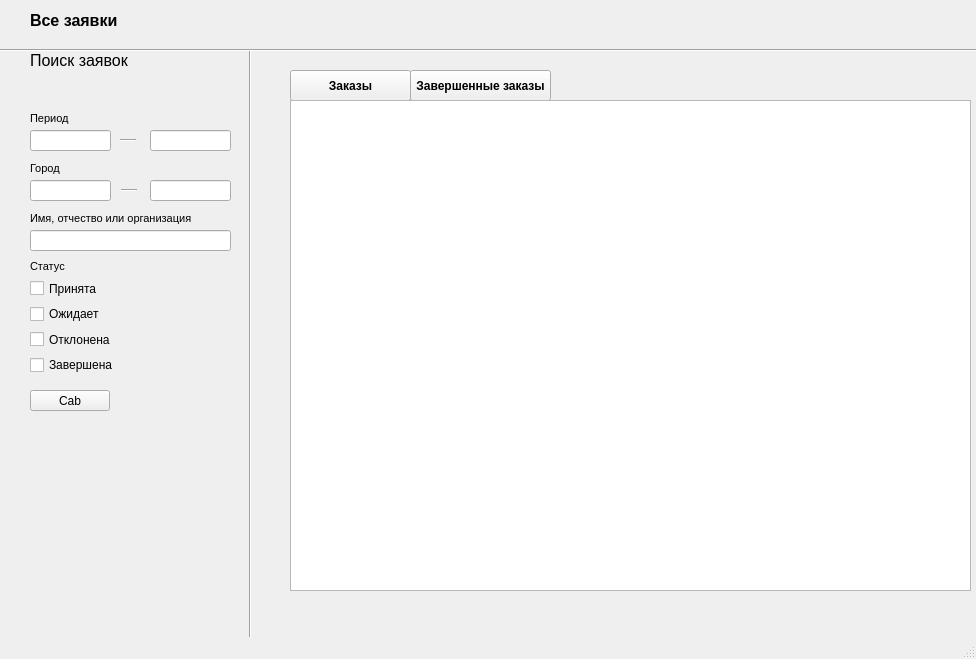
The window that lib/clientmainwindow.ui (akosleepe/Project) describes before a commit, drawn with Qt 5.
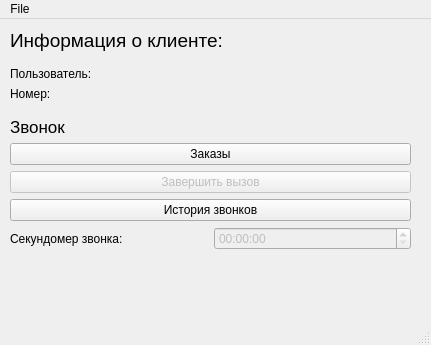
The same window after the commit.

Diff of the .ui file:
```diff
--- a/lib/clientmainwindow.ui
+++ b/lib/clientmainwindow.ui
@@ -6,353 +6,174 @@
    <rect>
     <x>0</x>
     <y>0</y>
-    <width>976</width>
-    <height>659</height>
+    <width>431</width>
+    <height>345</height>
    </rect>
   </property>
   <property name="windowTitle">
    <string>MainWindow</string>
   </property>
   <widget class="QWidget" name="centralwidget">
-   <widget class="QLabel" name="label_2">
+   <widget class="QWidget" name="gridLayoutWidget">
     <property name="geometry">
      <rect>
-      <x>30</x>
-      <y>40</y>
-      <width>131</width>
-      <height>41</height>
+      <x>10</x>
+      <y>10</y>
+      <width>401</width>
+      <height>221</height>
      </rect>
     </property>
-    <property name="font">
-     <font>
-      <pointsize>12</pointsize>
-      <weight>50</weight>
-      <bold>false</bold>
-     </font>
-    </property>
-    <property name="text">
-     <string>Поиск заявок</string>
-    </property>
-   </widget>
-   <widget class="QPushButton" name="pushButton">
-    <property name="geometry">
-     <rect>
-      <x>290</x>
-      <y>70</y>
-      <width>121</width>
-      <height>31</height>
-     </rect>
-    </property>
-    <property name="font">
-     <font>
-      <weight>75</weight>
-      <bold>true</bold>
-     </font>
-    </property>
-    <property name="text">
-     <string>Заказы</string>
-    </property>
-   </widget>
-   <widget class="QLineEdit" name="lineEdit_6">
-    <property name="geometry">
-     <rect>
-      <x>30</x>
-      <y>230</y>
-      <width>201</width>
-      <height>21</height>
-     </rect>
-    </property>
-   </widget>
-   <widget class="Line" name="line_2">
-    <property name="geometry">
-     <rect>
-      <x>240</x>
-      <y>50</y>
-      <width>20</width>
-      <height>601</height>
-     </rect>
-    </property>
-    <property name="orientation">
-     <enum>Qt::Vertical</enum>
-    </property>
-   </widget>
-   <widget class="Line" name="line">
-    <property name="geometry">
-     <rect>
-      <x>0</x>
-      <y>40</y>
-      <width>1011</width>
-      <height>20</height>
-     </rect>
-    </property>
-    <property name="orientation">
-     <enum>Qt::Horizontal</enum>
-    </property>
-   </widget>
-   <widget class="QLabel" name="label_4">
-    <property name="geometry">
-     <rect>
-      <x>30</x>
-      <y>160</y>
-      <width>131</width>
-      <height>16</height>
-     </rect>
-    </property>
-    <property name="font">
-     <font>
-      <pointsize>8</pointsize>
-      <weight>50</weight>
-      <bold>false</bold>
-     </font>
-    </property>
-    <property name="text">
-     <string>Город</string>
-    </property>
-   </widget>
-   <widget class="Line" name="line_4">
-    <property name="geometry">
-     <rect>
-      <x>121</x>
-      <y>180</y>
-      <width>16</width>
-      <height>20</height>
-     </rect>
-    </property>
-    <property name="font">
-     <font>
-      <weight>50</weight>
-      <bold>false</bold>
-     </font>
-    </property>
-    <property name="orientation">
-     <enum>Qt::Horizontal</enum>
-    </property>
-   </widget>
-   <widget class="QLabel" name="label_3">
-    <property name="geometry">
-     <rect>
-      <x>30</x>
-      <y>210</y>
-      <width>201</width>
-      <height>16</height>
-     </rect>
-    </property>
-    <property name="font">
-     <font>
-      <pointsize>8</pointsize>
-      <weight>50</weight>
-      <bold>false</bold>
-     </font>
-    </property>
-    <property name="text">
-     <string>Имя, отчество или организация</string>
-    </property>
-   </widget>
-   <widget class="QLineEdit" name="lineEdit">
-    <property name="geometry">
-     <rect>
-      <x>30</x>
-      <y>130</y>
-      <width>81</width>
-      <height>21</height>
-     </rect>
-    </property>
-   </widget>
-   <widget class="QLabel" name="label_5">
-    <property name="geometry">
-     <rect>
-      <x>30</x>
-      <y>110</y>
-      <width>131</width>
-      <height>16</height>
-     </rect>
-    </property>
-    <property name="font">
-     <font>
-      <pointsize>8</pointsize>
-      <weight>50</weight>
-      <bold>false</bold>
-     </font>
-    </property>
-    <property name="text">
-     <string>Период</string>
-    </property>
-   </widget>
-   <widget class="QLabel" name="label">
-    <property name="geometry">
-     <rect>
-      <x>30</x>
-      <y>0</y>
-      <width>131</width>
-      <height>41</height>
-     </rect>
-    </property>
-    <property name="font">
-     <font>
-      <pointsize>12</pointsize>
-      <weight>75</weight>
-      <bold>true</bold>
-     </font>
-    </property>
-    <property name="text">
-     <string>Все заявки</string>
-    </property>
-   </widget>
-   <widget class="QLineEdit" name="lineEdit_3">
-    <property name="geometry">
-     <rect>
-      <x>150</x>
-      <y>180</y>
-      <width>81</width>
-      <height>21</height>
-     </rect>
-    </property>
-   </widget>
-   <widget class="QLineEdit" name="lineEdit_4">
-    <property name="geometry">
-     <rect>
-      <x>30</x>
-      <y>180</y>
-      <width>81</width>
-      <height>21</height>
-     </rect>
-    </property>
-   </widget>
-   <widget class="Line" name="line_3">
-    <property name="geometry">
-     <rect>
-      <x>120</x>
-      <y>130</y>
-      <width>16</width>
-      <height>20</height>
-     </rect>
-    </property>
-    <property name="font">
-     <font>
-      <weight>50</weight>
-      <bold>false</bold>
-     </font>
-    </property>
-    <property name="orientation">
-     <enum>Qt::Horizontal</enum>
-    </property>
-   </widget>
-   <widget class="QPushButton" name="pushButton_2">
-    <property name="geometry">
-     <rect>
-      <x>410</x>
-      <y>70</y>
-      <width>141</width>
-      <height>31</height>
-     </rect>
-    </property>
-    <property name="font">
-     <font>
-      <weight>75</weight>
-      <bold>true</bold>
-     </font>
-    </property>
-    <property name="text">
-     <string>Завершенные заказы</string>
-    </property>
-   </widget>
-   <widget class="QPushButton" name="pushButton_3">
-    <property name="geometry">
-     <rect>
-      <x>30</x>
-      <y>390</y>
-      <width>80</width>
-      <height>21</height>
-     </rect>
-    </property>
-    <property name="text">
-     <string>Cab</string>
-    </property>
-   </widget>
-   <widget class="QLineEdit" name="lineEdit_2">
-    <property name="geometry">
-     <rect>
-      <x>150</x>
-      <y>130</y>
-      <width>81</width>
-      <height>21</height>
-     </rect>
-    </property>
-   </widget>
-   <widget class="QWidget" name="layoutWidget">
-    <property name="geometry">
-     <rect>
-      <x>30</x>
-      <y>260</y>
-      <width>83</width>
-      <height>115</height>
-     </rect>
-    </property>
-    <layout class="QVBoxLayout" name="verticalLayout_3">
-     <item>
-      <widget class="QLabel" name="label_8">
+    <layout class="QGridLayout" name="gridLayout">
+     <item row="2" column="1">
+      <widget class="QLabel" name="nameUser">
+       <property name="text">
+        <string/>
+       </property>
+      </widget>
+     </item>
+     <item row="9" column="0">
+      <widget class="QLabel" name="label_5">
+       <property name="layoutDirection">
+        <enum>Qt::LeftToRight</enum>
+       </property>
+       <property name="text">
+        <string>Секундомер звонка:</string>
+       </property>
+      </widget>
+     </item>
+     <item row="1" column="0">
+      <spacer name="verticalSpacer">
+       <property name="orientation">
+        <enum>Qt::Vertical</enum>
+       </property>
+       <property name="sizeHint" stdset="0">
+        <size>
+         <width>20</width>
+         <height>40</height>
+        </size>
+       </property>
+      </spacer>
+     </item>
+     <item row="9" column="1">
+      <widget class="QTimeEdit" name="callTimeEdit">
+       <property name="enabled">
+        <bool>false</bool>
+       </property>
+       <property name="displayFormat">
+        <string>HH:mm:ss</string>
+       </property>
+      </widget>
+     </item>
+     <item row="3" column="0">
+      <widget class="QLabel" name="numLabel">
+       <property name="text">
+        <string>Номер:</string>
+       </property>
+      </widget>
+     </item>
+     <item row="7" column="0" colspan="2">
+      <widget class="QPushButton" name="endCallButton">
+       <property name="enabled">
+        <bool>false</bool>
+       </property>
+       <property name="styleSheet">
+        <string notr="true"/>
+       </property>
+       <property name="text">
+        <string>Завершить вызов</string>
+       </property>
+      </widget>
+     </item>
+     <item row="3" column="1">
+      <widget class="QLabel" name="numberUser">
+       <property name="text">
+        <string/>
+       </property>
+      </widget>
+     </item>
+     <item row="5" column="0" colspan="2">
+      <widget class="QLabel" name="label_2">
        <property name="font">
         <font>
-         <pointsize>8</pointsize>
-         <weight>50</weight>
-         <bold>false</bold>
+         <pointsize>13</pointsize>
         </font>
        </property>
        <property name="text">
-        <string>Статус</string>
+        <string>Звонок</string>
        </property>
       </widget>
      </item>
-     <item>
-      <widget class="QCheckBox" name="checkBox_9">
+     <item row="8" column="0" colspan="2">
+      <widget class="QPushButton" name="callHistoryButton">
+       <property name="enabled">
+        <bool>true</bool>
+       </property>
        <property name="text">
-        <string>Принята</string>
+        <string>История звонков</string>
        </property>
       </widget>
      </item>
-     <item>
-      <widget class="QCheckBox" name="checkBox_10">
+     <item row="0" column="0" colspan="2">
+      <widget class="QLabel" name="label">
+       <property name="font">
+        <font>
+         <pointsize>14</pointsize>
+        </font>
+       </property>
        <property name="text">
-        <string>Ожидает</string>
+        <string>Информация о клиенте:</string>
        </property>
       </widget>
      </item>
-     <item>
-      <widget class="QCheckBox" name="checkBox_11">
+     <item row="4" column="0">
+      <spacer name="verticalSpacer_2">
+       <property name="orientation">
+        <enum>Qt::Vertical</enum>
+       </property>
+       <property name="sizeHint" stdset="0">
+        <size>
+         <width>20</width>
+         <height>40</height>
+        </size>
+       </property>
+      </spacer>
+     </item>
+     <item row="2" column="0">
+      <widget class="QLabel" name="userLabel">
        <property name="text">
-        <string>Отклонена</string>
+        <string>Пользователь:</string>
        </property>
       </widget>
      </item>
-     <item>
-      <widget class="QCheckBox" name="checkBox_12">
+     <item row="6" column="0" colspan="2">
+      <widget class="QPushButton" name="routeHistoryButton">
+       <property name="styleSheet">
+        <string notr="true"/>
+       </property>
        <property name="text">
-        <string>Завершена</string>
+        <string>Заказы</string>
        </property>
       </widget>
      </item>
     </layout>
    </widget>
-   <widget class="QListView" name="listView">
-    <property name="geometry">
-     <rect>
-      <x>290</x>
-      <y>100</y>
-      <width>681</width>
-      <height>491</height>
-     </rect>
-    </property>
-   </widget>
   </widget>
   <widget class="QMenuBar" name="menubar">
    <property name="geometry">
     <rect>
      <x>0</x>
      <y>0</y>
-     <width>976</width>
+     <width>431</width>
      <height>20</height>
     </rect>
    </property>
+   <widget class="QMenu" name="menuFile">
+    <property name="title">
+     <string>File</string>
+    </property>
+    <addaction name="actionExit"/>
+   </widget>
+   <addaction name="menuFile"/>
   </widget>
   <widget class="QStatusBar" name="statusbar"/>
  </widget>
```
Left out of the diff: 27 changed lines with no effect on the pictures.
